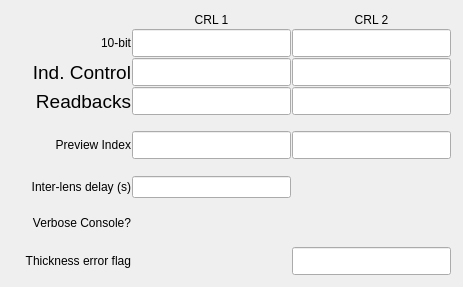
BCDA-APS/pydeviceCRL, file 100idPyCRLApp/op/ui/pydev_transfocator_inset_bits_2x.ui: the form before one commit.
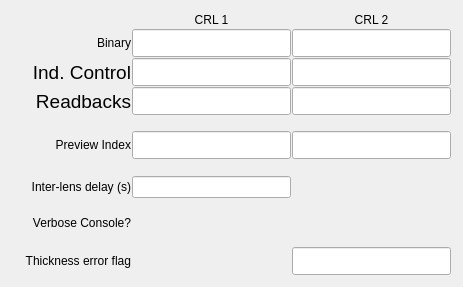
The form after the commit. Custom widgets are drawn as their Qt base class.

Commit message: cleaned up screens (made 1x and 2x layouts more consistent); expanded help screens

Patch:
```diff
--- a/100idPyCRLApp/op/ui/pydev_transfocator_inset_bits_2x.ui
+++ b/100idPyCRLApp/op/ui/pydev_transfocator_inset_bits_2x.ui
@@ -15,7 +15,7 @@
   </property>
   <layout class="QVBoxLayout" name="verticalLayout">
    <item>
-    <layout class="QGridLayout" name="gridLayout" rowstretch="1,1,1,1,1,1,1,1,1,1,1,1,0" columnstretch="1,1,1">
+    <layout class="QGridLayout" name="gridLayout" rowstretch="1,1,1,1,1,1,1,1,1,1,1,1" columnstretch="1,1,1">
      <property name="margin">
       <number>1</number>
      </property>
@@ -216,7 +216,7 @@
      <item row="1" column="0">
       <widget class="caLabel" name="calabel_20">
        <property name="text">
-        <string>10-bit</string>
+        <string>Binary</string>
        </property>
        <property name="alignment">
         <set>Qt::AlignRight|Qt::AlignTrailing|Qt::AlignVCenter</set>
```
The commit also changes 10 other files.
